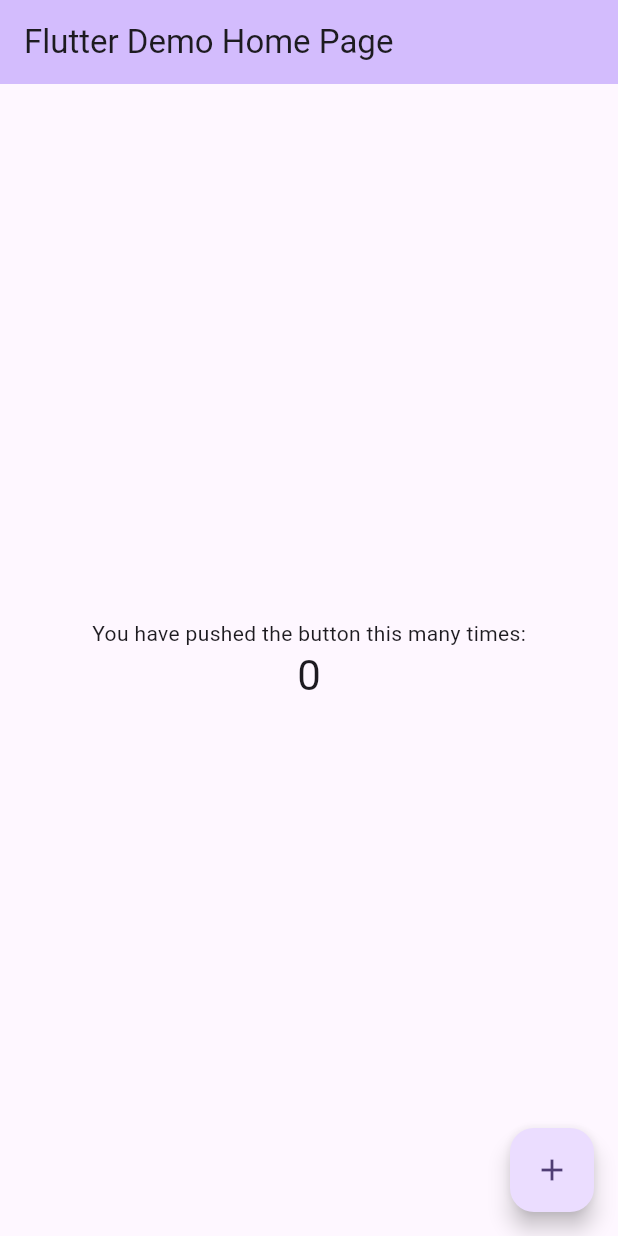
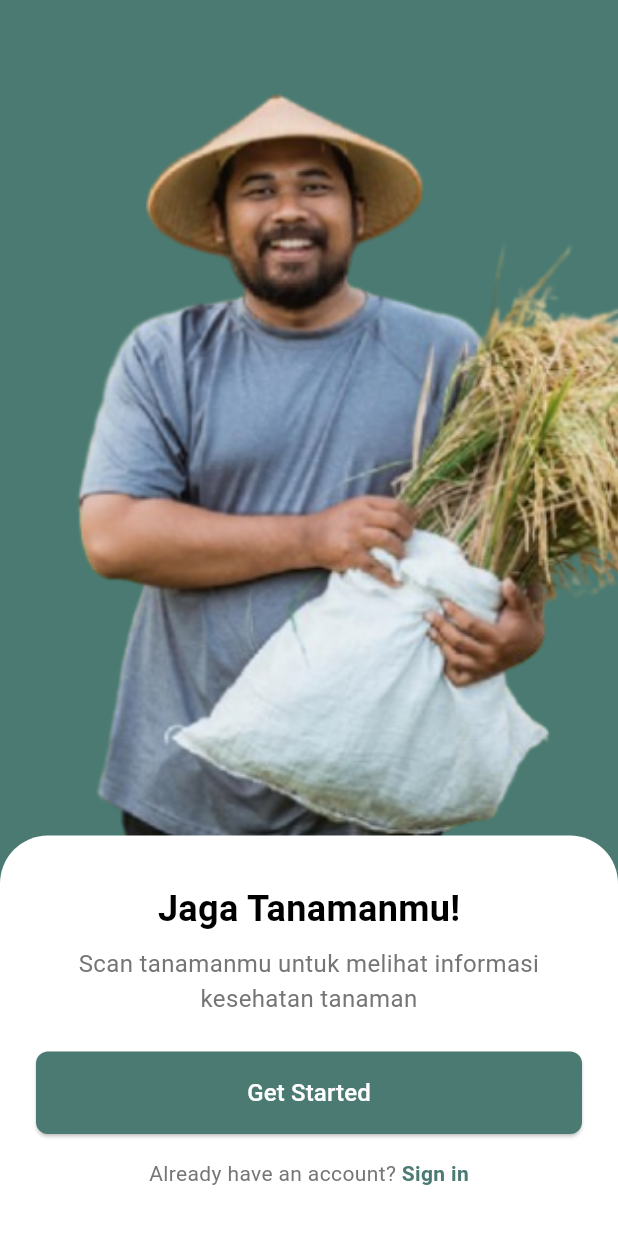
Before and after one commit to ridlofebrio/leafolyzef, a Flutter app: the screen it shows after launch, on a phone screen of 412 x 824 dp. Run offline on Flutter 3.47's test engine with Material 3 defaults, Android fonts, the phone set to English and light mode, and no system bars; our stand-ins replace another_flutter_splash_screen.

Commit message:
landing page dan splash screen (#2)
* Feat : Splash Screen

* Feat : Landing Page

* feat : Core home untuk navigasi

```diff
--- a/lib/main.dart
+++ b/lib/main.dart
@@ -1,70 +1,17 @@
 import 'package:flutter/material.dart';
-import 'package:google_fonts/google_fonts.dart';
+import 'package:leafolyze/screens/splash.dart';
 
 void main() {
-  runApp(const MyApp());
+  runApp(const MainApp());
 }
-
-class MyApp extends StatelessWidget {
-  const MyApp({super.key});
+class MainApp extends StatelessWidget {
+  const MainApp({super.key});
 
   @override
   Widget build(BuildContext context) {
-    return MaterialApp(
-      title: 'Flutter Demo',
-      theme: ThemeData(
-        colorScheme: ColorScheme.fromSeed(seedColor: Colors.deepPurple),
-        useMaterial3: true,
-      ),
-      home: const MyHomePage(title: 'Flutter Demo Home Page'),
+    return const MaterialApp(
+      debugShowCheckedModeBanner: false,
+      home: Splash(),
     );
   }
 }
-
-class MyHomePage extends StatefulWidget {
-  const MyHomePage({super.key, required this.title});
-
-  final String title;
-
-  @override
-  State<MyHomePage> createState() => _MyHomePageState();
-}
-
-class _MyHomePageState extends State<MyHomePage> {
-  int _counter = 0;
-
-  void _incrementCounter() {
-    setState(() {
-      _counter++;
-    });
-  }
-
-  @override
-  Widget build(BuildContext context) {
-    return Scaffold(
-      appBar: AppBar(
-        backgroundColor: Theme.of(context).colorScheme.inversePrimary,
-        title: Text(widget.title),
-      ),
-      body: Center(
-        child: Column(
-          mainAxisAlignment: MainAxisAlignment.center,
-          children: <Widget>[
-            const Text(
-              'You have pushed the button this many times:',
-            ),
-            Text(
-              '$_counter',
-              style: Theme.of(context).textTheme.headlineMedium,
-            ),
-          ],
-        ),
-      ),
-      floatingActionButton: FloatingActionButton(
-        onPressed: _incrementCounter,
-        tooltip: 'Increment',
-        child: const Icon(Icons.add),
-      ), // This trailing comma makes auto-formatting nicer for build methods.
-    );
-  }
-}
--- /dev/null
+++ b/lib/screens/landingPage.dart
@@ -0,0 +1,116 @@
+import 'package:flutter/material.dart';
+import 'package:leafolyze/core/home.dart';
+import 'package:leafolyze/screens/splash.dart';
+
+class Landingpage extends StatefulWidget {
+  const Landingpage({super.key});
+
+  @override
+  State<Landingpage> createState() => _LandingpageState();
+}
+
+class _LandingpageState extends State<Landingpage> {
+  @override
+  Widget build(BuildContext context) {
+    return Scaffold(
+      backgroundColor: Color(0xFF4A7A72),
+      body: SafeArea(
+        child: Column(
+          children: [
+            Expanded(
+              child: Center(
+                child: Image.asset(
+                  'lib/assets/images/image-removebg-preview (1) 1.png',
+                  height: 600,
+                  fit: BoxFit.cover,
+                ),
+              ),
+            ),
+            Container(
+              padding: EdgeInsets.symmetric(horizontal: 24, vertical: 32),
+              decoration: BoxDecoration(
+                color: Colors.white,
+                borderRadius: BorderRadius.only(
+                  topLeft: Radius.circular(32),
+                  topRight: Radius.circular(32),
+                ),
+              ),
+              child: Column(
+                mainAxisSize: MainAxisSize.min,
+                children: [
+                  Text(
+                    'Jaga Tanamanmu!',
+                    style: TextStyle(
+                      fontSize: 24,
+                      fontWeight: FontWeight.bold,
+                      color: Colors.black,
+                    ),
+                  ),
+                  SizedBox(height: 8),
+                  Text(
+                    'Scan tanamanmu untuk melihat informasi kesehatan tanaman',
+                    textAlign: TextAlign.center,
+                    style: TextStyle(
+                      fontSize: 16,
+                      color: Colors.grey[600],
+                    ),
+                  ),
+                  SizedBox(height: 24),
+                  ElevatedButton(
+                    onPressed: () {
+                      Navigator.push(
+                        context,
+                        MaterialPageRoute(builder: (context) => const Home()),
+                      );
+                    },
+                    style: ElevatedButton.styleFrom(
+                      backgroundColor: Color(0xFF4A7A72),
+                      shape: RoundedRectangleBorder(
+                        borderRadius: BorderRadius.circular(8),
+                      ),
+                      padding: EdgeInsets.symmetric(vertical: 16),
+                      minimumSize: Size(double.infinity, 48),
+                    ),
+                    child: Text(
+                      'Get Started',
+                      style: TextStyle(
+                        fontSize: 16,
+                        color: Colors.white,
+                      ),
+                    ),
+                  ),
+                  SizedBox(height: 16),
+                  Row(
+                    mainAxisAlignment: MainAxisAlignment.center,
+                    children: [
+                      Text(
+                        'Already have an account? ',
+                        style: TextStyle(
+                          fontSize: 14,
+                          color: Colors.grey[600],
+                        ),
+                      ),
+                      GestureDetector(
+                        onTap: () {
+                          // Add "Sign in" action here
+                        },
+                        child: Text(
+                          'Sign in',
+                          style: TextStyle(
+                            fontSize: 14,
+                            color: Color(0xFF4A7A72),
+                            fontWeight: FontWeight.bold,
+                          ),
+                        ),
+                      ),
+                    ],
+                  ),
+                ],
+              ),
+            ),
+          ],
+        ),
+      ),
+    );
+  }
+}
--- a/pubspec.yaml
+++ b/pubspec.yaml
@@ -36,6 +36,7 @@ dependencies:
   # Use with the CupertinoIcons class for iOS style icons.
   cupertino_icons: ^1.0.8
   google_fonts: ^6.2.1
+  another_flutter_splash_screen: ^1.2.1
 
 dev_dependencies:
   flutter_test:
```
Also changed, not shown: lib/core/home.dart (added, +77 -0 lines), lib/screens/splash.dart (added, +28 -0 lines), lib/assets/images/image-removebg-preview (1) 1.png (added), lib/screens/p.txt (deleted), pubspec.lock.
